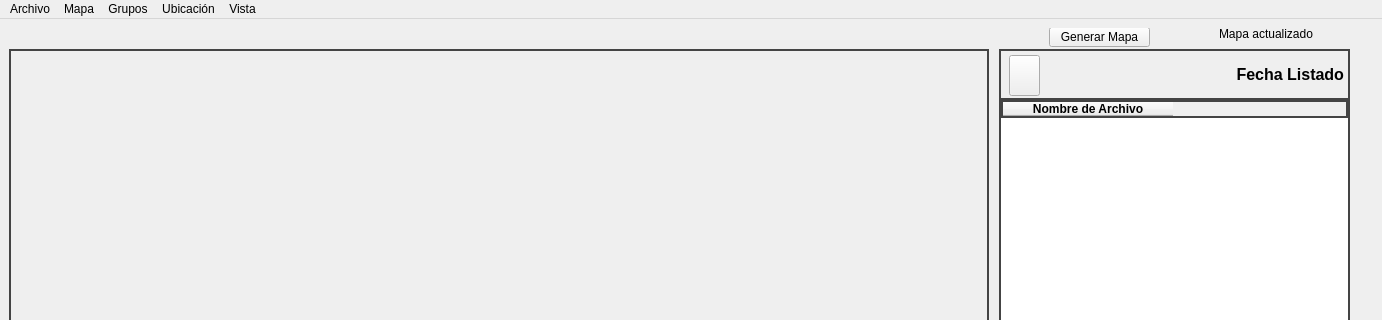
Before: the Qt Designer form PyQt/ui_files/MainWindow.ui in Gravel520/Copia_Clasificacion, drawn with Qt 5; both pictures show x 0 to 1382 and y 0 to 320 of the 1382 by 700 pixel window.
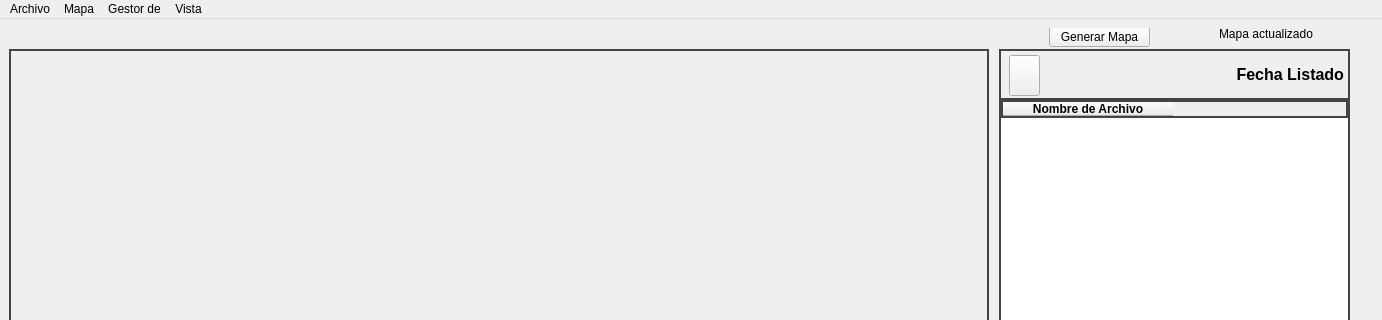
After: the same form once the commit is applied. Icons and pictures are not drawn. Custom widgets are drawn as their Qt base class.

```diff
--- a/PyQt/ui_files/MainWindow.ui
+++ b/PyQt/ui_files/MainWindow.ui
@@ -542,21 +542,22 @@
    </widget>
    <widget class="QMenu" name="menuAgrupar">
     <property name="title">
-     <string>Grupos</string>
+     <string>Gestor de</string>
     </property>
-    <addaction name="actionGestion_Grupo"/>
-   </widget>
-   <widget class="QMenu" name="menuUbicaci_n">
+    <widget class="QMenu" name="menuUbicaci_n_2">
     <property name="title">
      <string>Ubicación</string>
     </property>
     <addaction name="actionCrear_Ubicacion"/>
     <addaction name="actionModificar_Ubicacion"/>
    </widget>
+    <addaction name="actionGestion_Grupo"/>
+    <addaction name="menuUbicaci_n_2"/>
+    <addaction name="actionProvincias"/>
+   </widget>
    <addaction name="menuClasificar"/>
    <addaction name="menuMapa"/>
    <addaction name="menuAgrupar"/>
-   <addaction name="menuUbicaci_n"/>
    <addaction name="menuVista"/>
   </widget>
   <action name="actionMapa_Fotos">
```
Left out of the diff: 7 changed lines with no effect on the pictures. Lines whose indentation alone changed are shown as unchanged.
